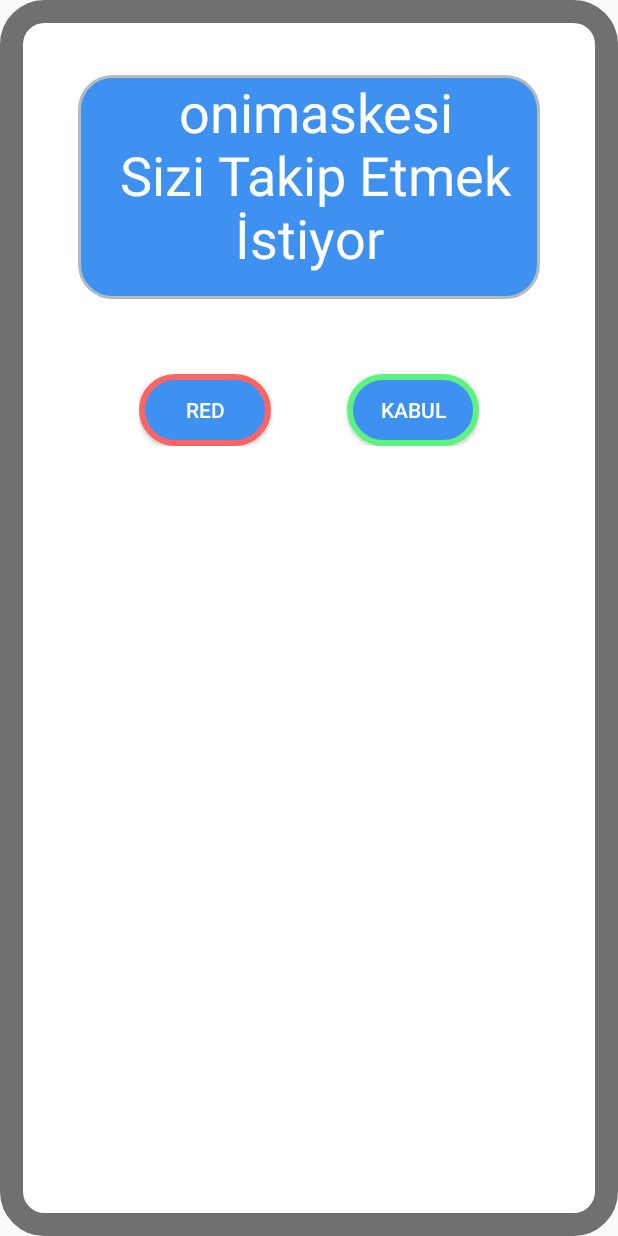
After one commit to onimaskesi/MGT-APP, an Android app: the layout takip_istek_pop.xml on its own in the app's theme, with its tools: preview values and no code run, on a phone screen of 412 x 824 dp. The commit adds this screen. Run offline under Robolectric (Android 15) with nearby library versions, the phone set to English and light mode, and no system bars.

Commit message:
Takip isteği popup

```diff
--- a/app/src/main/java/com/onimaskesi/mgtapp/ParolaOlusturmaActivity.kt
+++ b/app/src/main/java/com/onimaskesi/mgtapp/ParolaOlusturmaActivity.kt
@@ -40,7 +40,8 @@ class ParolaOlusturmaActivity : AppCompatActivity() {
             val data1 = hashMapOf(
                 "telefon" to phoneNumber,
                 "parola" to parola,
-                "AktifMi" to false
+                "AktifMi" to false,
+                "IstekVarMi" to false
             )
             kullanici.document(phoneNumber).set(data1).addOnCompleteListener { task ->
 
--- /dev/null
+++ b/app/src/main/res/drawable-v24/layout_bg_curve_radius.xml
@@ -0,0 +1,7 @@
+<?xml version="1.0" encoding="utf-8"?>
+    <shape xmlns:android="http://schemas.android.com/apk/res/android">
+        <solid android:color="#3E91F1"/>
+        <stroke android:width="2dp" android:color="#B1BCBE" />
+        <corners android:radius="22dp"/>
+        <padding android:left="0dp" android:top="0dp" android:right="0dp" android:bottom="0dp" />
+    </shape>
--- /dev/null
+++ b/app/src/main/res/drawable-v24/layout_bg_kabul.xml
@@ -0,0 +1,7 @@
+<?xml version="1.0" encoding="utf-8"?>
+    <shape xmlns:android="http://schemas.android.com/apk/res/android">
+        <solid android:color="#3E91F1"/>
+        <stroke android:width="4dp" android:color="#5EF381" />
+        <corners android:radius="22dp"/>
+        <padding android:left="0dp" android:top="0dp" android:right="0dp" android:bottom="0dp" />
+    </shape>
--- /dev/null
+++ b/app/src/main/res/drawable-v24/layout_bg_red.xml
@@ -0,0 +1,7 @@
+<?xml version="1.0" encoding="utf-8"?>
+    <shape xmlns:android="http://schemas.android.com/apk/res/android">
+        <solid android:color="#3E91F1"/>
+        <stroke android:width="4dp" android:color="#FF6464" />
+        <corners android:radius="22dp"/>
+        <padding android:left="0dp" android:top="0dp" android:right="0dp" android:bottom="0dp" />
+    </shape>
--- /dev/null
+++ b/app/src/main/res/drawable-v24/layout_bg_takip_pop.xml
@@ -0,0 +1,7 @@
+<?xml version="1.0" encoding="utf-8"?>
+    <shape xmlns:android="http://schemas.android.com/apk/res/android">
+        <solid android:color="#FFFFFF"/>
+        <stroke android:width="15dp" android:color="#707070" />
+        <corners android:radius="22dp"/>
+        <padding android:left="0dp" android:top="0dp" android:right="0dp" android:bottom="0dp" />
+    </shape>
--- a/app/src/main/res/layout/activity_telefon_kayit.xml
+++ b/app/src/main/res/layout/activity_telefon_kayit.xml
@@ -88,15 +88,12 @@
         android:layout_width="wrap_content"
         android:layout_height="wrap_content"
         android:layout_marginStart="12dp"
-        android:layout_marginBottom="347dp"
         android:background="@drawable/layout_bg"
         android:onClick="onayla_click"
         android:text="ONAYLA"
-        app:layout_constraintBottom_toBottomOf="parent"
         app:layout_constraintEnd_toEndOf="@+id/TelefonTxt"
         app:layout_constraintStart_toEndOf="@+id/onayText"
-        app:layout_constraintTop_toBottomOf="@+id/textView6"
-        app:layout_constraintVertical_bias="0.833" />
+        app:layout_constraintTop_toBottomOf="@+id/textView6" />
 
     <ImageButton
         android:id="@+id/imageButton"
--- /dev/null
+++ b/app/src/main/res/layout/takip_istek_pop.xml
@@ -0,0 +1,57 @@
+<?xml version="1.0" encoding="utf-8"?>
+<LinearLayout
+    xmlns:android="http://schemas.android.com/apk/res/android"
+    xmlns:tools="http://schemas.android.com/tools"
+    android:layout_width="match_parent"
+    android:layout_height="match_parent"
+    android:orientation="vertical"
+    android:background="@drawable/layout_bg_takip_pop">
+
+    <TextView
+        android:id="@+id/TakipIstekTv"
+        android:layout_gravity="center"
+        android:layout_width="308dp"
+        android:layout_height="149dp"
+        android:layout_marginTop="50dp"
+        android:layout_marginBottom="50dp"
+        android:layout_marginRight="25dp"
+        android:layout_marginLeft="25dp"
+        android:text="  onimaskesi \n Sizi Takip Etmek İstiyor"
+        android:background="@drawable/layout_bg_curve_radius"
+        android:textColor="#FFFFFF"
+        android:textAlignment="center"
+        android:textSize="36sp"
+        tools:layout_editor_absoluteX="53dp"
+        tools:layout_editor_absoluteY="50dp" />
+
+    <LinearLayout
+        android:layout_width="wrap_content"
+        android:layout_height="wrap_content"
+        android:layout_marginBottom="50dp"
+        android:layout_gravity="center">
+
+        <Button
+            android:id="@+id/RedBtn"
+            android:layout_width="wrap_content"
+            android:layout_height="wrap_content"
+            android:layout_marginRight="25dp"
+            android:background="@drawable/layout_bg_red"
+            android:text="Red"
+            android:textColor="#FFFFFF"
+            tools:layout_editor_absoluteX="68dp"
+            tools:layout_editor_absoluteY="250dp" />
+
+        <Button
+            android:id="@+id/KabulBtn"
+            android:layout_width="wrap_content"
+            android:layout_height="wrap_content"
+            android:layout_marginLeft="25dp"
+            android:background="@drawable/layout_bg_kabul"
+            android:text="Kabul"
+            android:textColor="#FFFFFF"
+            tools:layout_editor_absoluteX="265dp"
+            tools:layout_editor_absoluteY="250dp" />
+
+    </LinearLayout>
+
+</LinearLayout>
```
Also changed, not shown: app/src/main/java/com/onimaskesi/mgtapp/AnaSayfaActivity.kt (+50 -0 lines), app/src/main/java/com/onimaskesi/mgtapp/RehberActivity.kt (+11 -1 lines), app/src/main/res/layout/activity_parola_olusturma.xml (+26 -25 lines).
